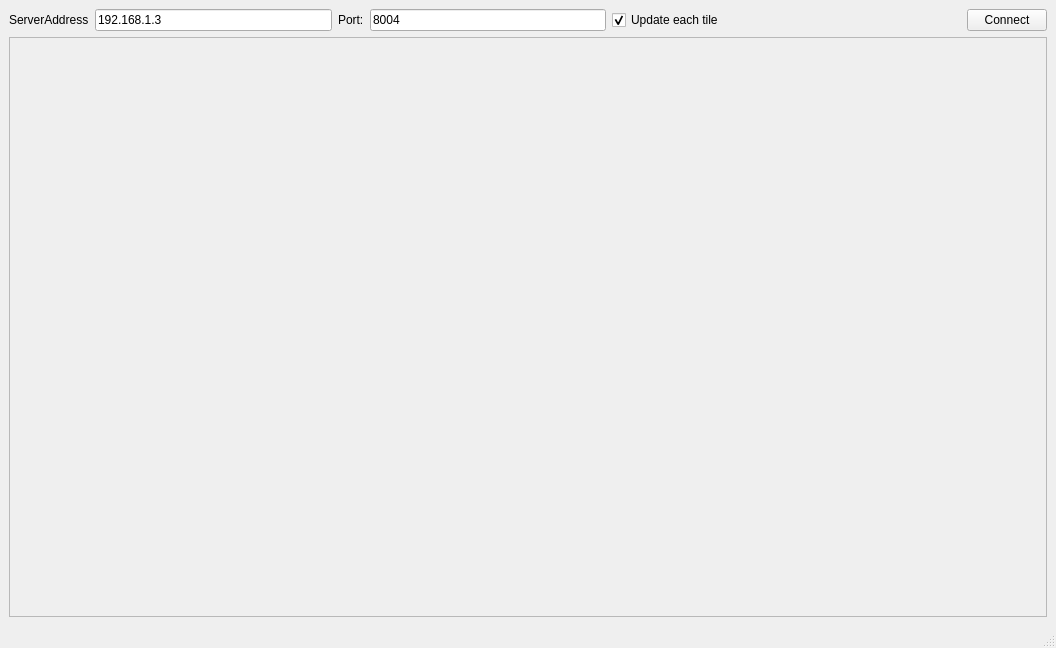
wibus/ExTh-Suite, file ExRenderClient/GUI/ExRenderClientGui.ui: the form before one commit.
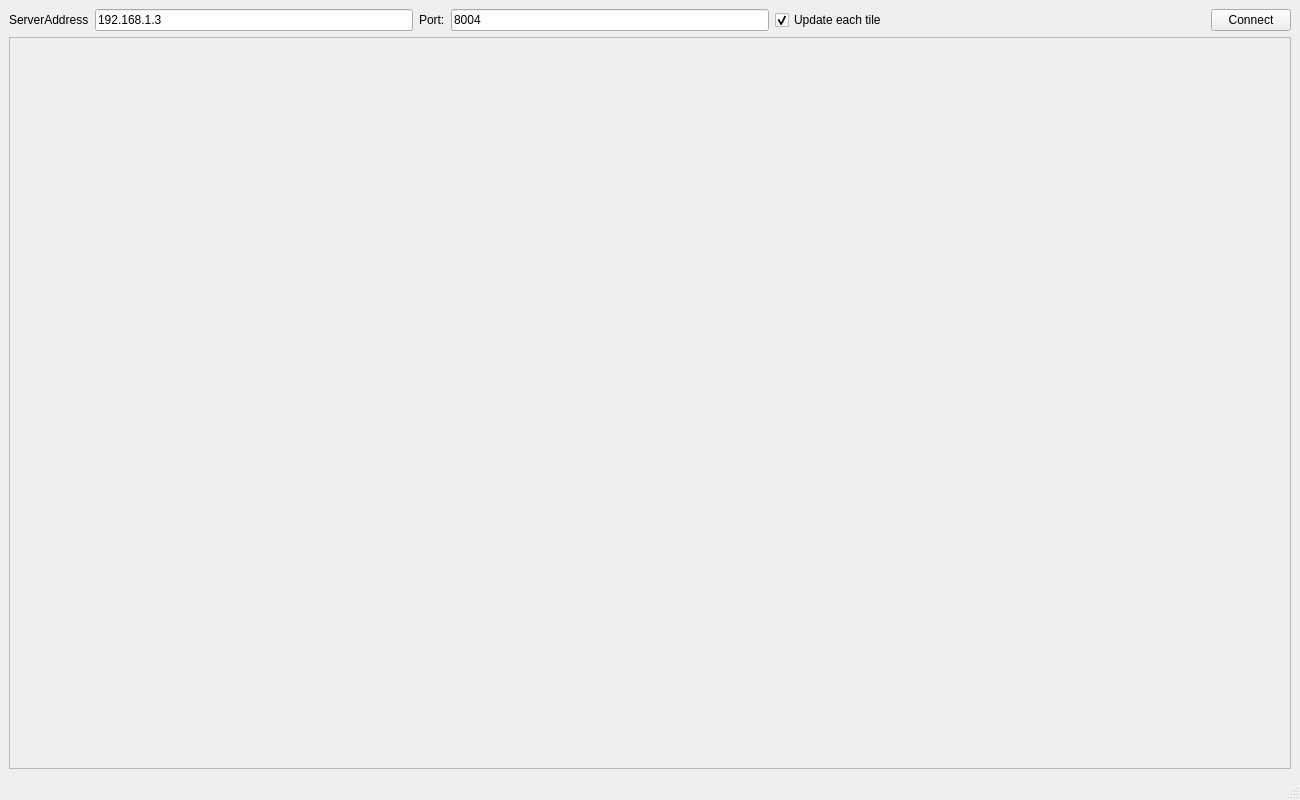
The form after the commit.

Commit message: Right client window size for 720p

```diff
--- a/ExRenderClient/GUI/ExRenderClientGui.ui
+++ b/ExRenderClient/GUI/ExRenderClientGui.ui
@@ -6,8 +6,8 @@
    <rect>
     <x>0</x>
     <y>0</y>
-    <width>1056</width>
-    <height>648</height>
+    <width>1300</width>
+    <height>800</height>
    </rect>
   </property>
   <property name="windowTitle">
@@ -102,8 +102,8 @@
         <rect>
          <x>0</x>
          <y>0</y>
-         <width>1036</width>
-         <height>578</height>
+         <width>1280</width>
+         <height>723</height>
         </rect>
        </property>
       </widget>
```
